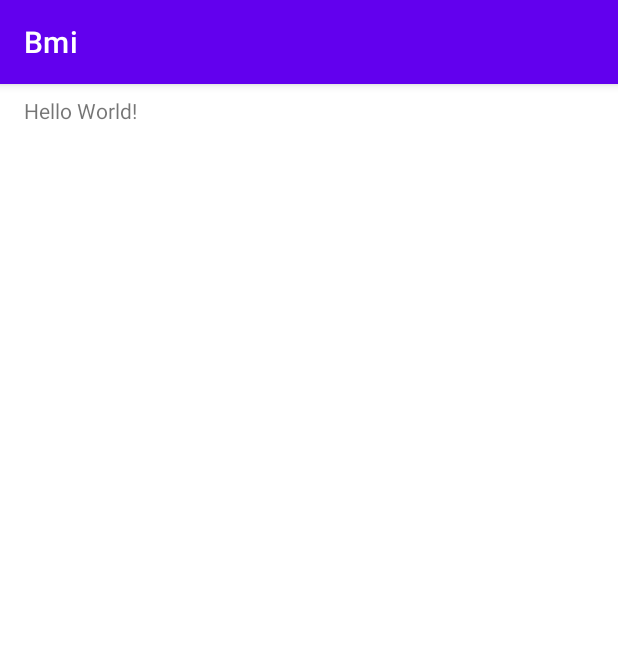
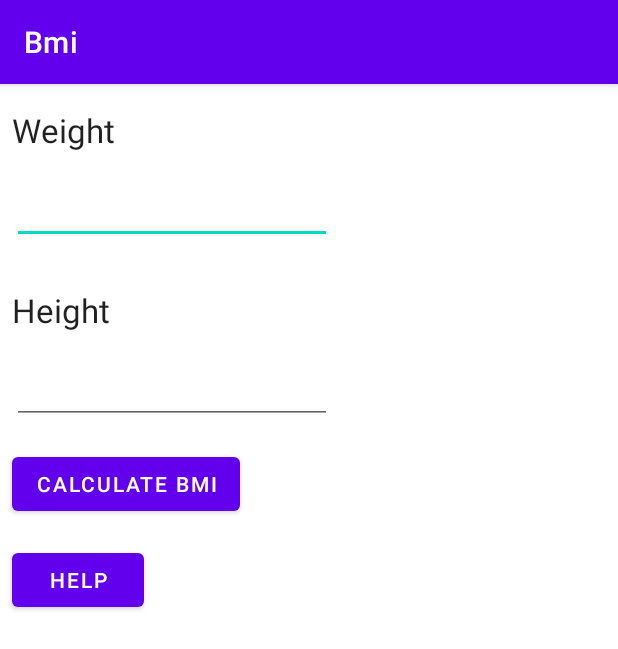
Before and after one commit to WejeaLin/bmi, an Android app: the screen it shows after launch (MainActivity), on a phone screen of 412 x 824 dp. Shown: the top 649 px of the screen. Run offline under Robolectric (Android 15) with nearby library versions, the phone set to English and light mode, and no system bars.

```diff
--- a/app/build.gradle
+++ b/app/build.gradle
@@ -1,6 +1,7 @@
 plugins {
     id 'com.android.application'
     id 'kotlin-android'
+    id 'kotlin-android-extensions'
 }
 
 android {
--- a/app/src/main/java/com/example/bmi/MainActivity.kt
+++ b/app/src/main/java/com/example/bmi/MainActivity.kt
@@ -2,10 +2,22 @@ package com.example.bmi
 
 import androidx.appcompat.app.AppCompatActivity
 import android.os.Bundle
+import android.util.Log
+import android.view.View
+import kotlinx.android.synthetic.main.activity_main.*
 
 class MainActivity : AppCompatActivity() {
     override fun onCreate(savedInstanceState: Bundle?) {
         super.onCreate(savedInstanceState)
         setContentView(R.layout.activity_main)
+
     }
+
+        fun bmi(view: View) {
+        val weight = ed_weight.text.toString().toFloat()
+        val height = ed_height.text.toString().toFloat()
+        val bmi = weight / (height *height)
+        Log.d("BMI",bmi.toString())
+        }
+
 }
--- a/app/src/main/res/layout/activity_main.xml
+++ b/app/src/main/res/layout/activity_main.xml
@@ -7,12 +7,64 @@
     tools:context=".MainActivity">
 
     <TextView
+        android:id="@+id/textView"
         android:layout_width="wrap_content"
         android:layout_height="wrap_content"
-        android:layout_marginStart="16dp"
-        android:layout_marginTop="8dp"
-        android:text="Hello World!"
+        android:layout_marginStart="8dp"
+        android:layout_marginTop="16dp"
+        android:text="Weight"
+        android:textAppearance="@style/TextAppearance.AppCompat.Large"
         app:layout_constraintStart_toStartOf="parent"
         app:layout_constraintTop_toTopOf="parent" />
 
+    <EditText
+        android:id="@+id/ed_weight"
+        android:layout_width="wrap_content"
+        android:layout_height="wrap_content"
+        android:layout_marginTop="16dp"
+        android:ems="10"
+        android:inputType="numberDecimal"
+        app:layout_constraintStart_toStartOf="@+id/textView"
+        app:layout_constraintTop_toBottomOf="@+id/textView" />
+
+    <TextView
+        android:id="@+id/textView2"
+        android:layout_width="wrap_content"
+        android:layout_height="wrap_content"
+        android:layout_marginStart="8dp"
+        android:layout_marginTop="136dp"
+        android:text="Height"
+        android:textAppearance="@style/TextAppearance.AppCompat.Large"
+        app:layout_constraintStart_toStartOf="parent"
+        app:layout_constraintTop_toTopOf="parent" />
+
+    <EditText
+        android:id="@+id/ed_height"
+        android:layout_width="wrap_content"
+        android:layout_height="wrap_content"
+        android:layout_marginTop="16dp"
+        android:ems="10"
+        android:inputType="numberDecimal"
+        app:layout_constraintStart_toStartOf="@+id/textView2"
+        app:layout_constraintTop_toBottomOf="@+id/textView2" />
+
+    <Button
+        android:id="@+id/button4"
+        android:layout_width="wrap_content"
+        android:layout_height="wrap_content"
+        android:layout_marginTop="16dp"
+        android:onClick="bmi"
+        android:text="CALCULATE BMI"
+        app:layout_constraintStart_toStartOf="@+id/ed_height"
+        app:layout_constraintTop_toBottomOf="@+id/ed_height" />
+
+    <Button
+        android:id="@+id/b_help"
+        android:layout_width="wrap_content"
+        android:layout_height="wrap_content"
+        android:layout_marginTop="16dp"
+        android:text="HELP"
+        app:layout_constraintStart_toStartOf="@+id/button4"
+        app:layout_constraintTop_toBottomOf="@+id/button4" />
+
 </androidx.constraintlayout.widget.ConstraintLayout>
--- a/app/src/main/res/layout/activity_main2.xml
+++ b/app/src/main/res/layout/activity_main2.xml
@@ -6,7 +6,7 @@
     android:orientation="horizontal">
 
     <Button
-        android:id="@+id/button"
+        android:id="@+id/button4"
         android:layout_width="wrap_content"
         android:layout_height="wrap_content"
         android:layout_weight="1"
```
Also changed, not shown: gradle/wrapper/gradle-wrapper.properties.
